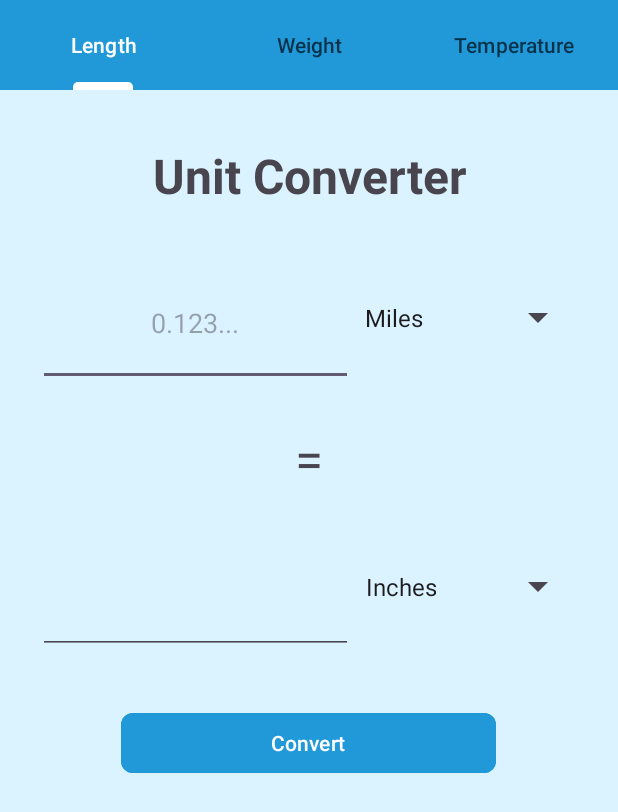
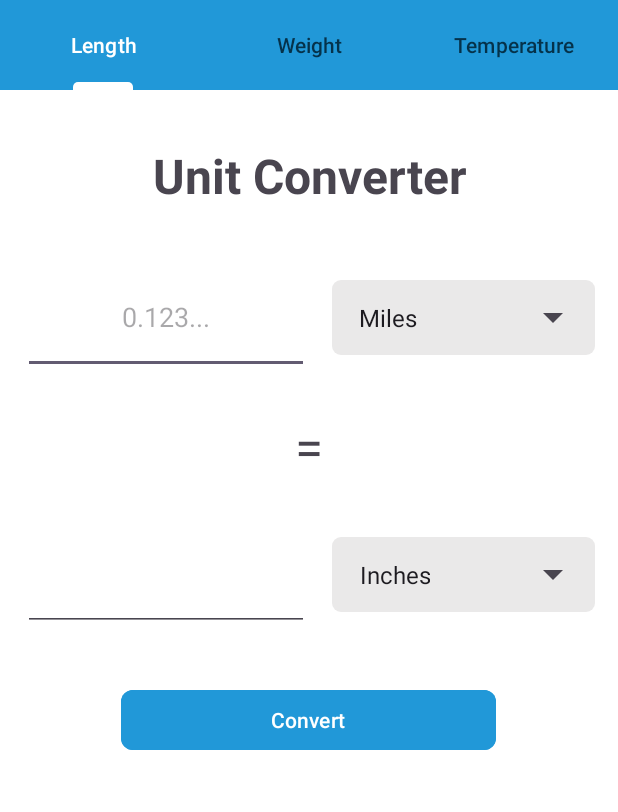
Before and after one commit to b0ink/2.1-UnitConverterApp, an Android app: the screen it shows after launch (MainActivity), on a phone screen of 412 x 824 dp. Shown: the top 812 px of the screen. Run offline under Robolectric (Android 15) with nearby library versions, the phone set to English and light mode, and no system bars.

Commit message:
Improve design, aligning with figma design

```diff
--- a/app/src/main/java/com/example/unitconverter/MainActivity.java
+++ b/app/src/main/java/com/example/unitconverter/MainActivity.java
@@ -163,7 +163,7 @@ public class MainActivity extends AppCompatActivity {
         // Force select input type
         if (!items.contains(inputUnit)) {
             spnInputUnitType.performClick();
-            if(printErrors) Toast.makeText(MainActivity.this, "Input unit required", Toast.LENGTH_SHORT).show();
+            if(printErrors) Toast.makeText(MainActivity.this, "Input unit type required", Toast.LENGTH_SHORT).show();
             return;
         }
 
@@ -171,13 +171,14 @@ public class MainActivity extends AppCompatActivity {
         String inputValue = etInputValue.getText().toString();
         if (inputValue.isEmpty()) {
             etInputValue.requestFocus();
+            if(printErrors) Toast.makeText(MainActivity.this, "Input value required", Toast.LENGTH_SHORT).show();
             return;
         }
 
         // Force output unit type
         if (!items.contains(outputUnit)) {
             spnOutputUnitType.performClick();
-            if(printErrors) Toast.makeText(MainActivity.this, "Output unit required", Toast.LENGTH_SHORT).show();
+            if(printErrors) Toast.makeText(MainActivity.this, "Output unit type required", Toast.LENGTH_SHORT).show();
             return;
         }
 
@@ -234,7 +235,7 @@ public class MainActivity extends AppCompatActivity {
 
 
         tlUnitCategory = findViewById(R.id.UnitTypeTab);
-        tlUnitCategory.addOnTabSelectedListener(new TabLayout.OnTabSelectedListener() {
+        tlUnitCategory.addOnTabSelectedListener(new  TabLayout.OnTabSelectedListener() {
             @Override
             public void onTabSelected(TabLayout.Tab tab) {
                 populateUnits((String)tab.getText());
--- a/app/src/main/res/drawable/spinner_border.xml
+++ b/app/src/main/res/drawable/spinner_border.xml
@@ -7,12 +7,12 @@
     android:paddingMode="stack">
     <item>
         <shape android:shape="rectangle">
-            <!-- Customize your background shape here -->
-            <gradient
-                android:angle="90"
-                android:startColor="#000000"
-                android:centerX="0.0"
-                android:centerColor="@android:color/transparent" />
+            <solid
+                android:color="#EAE9E9"
+                />
+            <corners
+                android:radius="6dp"
+                />
         </shape>
     </item>
 
--- a/app/src/main/res/layout/activity_main.xml
+++ b/app/src/main/res/layout/activity_main.xml
@@ -5,7 +5,7 @@
     android:id="@+id/main"
     android:layout_width="match_parent"
     android:layout_height="match_parent"
-    android:background="#DBF3FF"
+    android:background="#FFFFFF"
     android:focusable="true"
     android:focusableInTouchMode="true"
     tools:context=".MainActivity">
@@ -83,19 +83,10 @@
         app:layout_constraintTop_toBottomOf="@+id/linearLayout2">
 
         <LinearLayout
-            android:id="@+id/focusableLayout"
             android:layout_width="match_parent"
-            android:layout_height="wrap_content"
-            android:focusable="true"
-            android:focusableInTouchMode="true"
-            android:orientation="horizontal" />
-
-        <LinearLayout
-            android:layout_width="wrap_content"
-            android:layout_height="wrap_content"
-            android:layout_marginStart="25dp"
-            android:layout_marginTop="0dp"
-            android:layout_marginEnd="25dp"
+            android:layout_height="75dp"
+            android:layout_marginStart="15dp"
+            android:layout_marginEnd="15dp"
             android:gravity="center_horizontal"
             android:orientation="horizontal">
 
@@ -108,17 +99,22 @@
                 android:ems="10"
                 android:hint="0.123..."
                 android:inputType="numberDecimal"
-                android:minWidth="250dp"
+                android:maxWidth="200dp"
+                android:minWidth="200dp"
                 android:singleLine="true"
                 android:textAlignment="center" />
 
             <Spinner
                 android:id="@+id/conversionOptionsInput"
-                android:layout_width="match_parent"
-                android:layout_height="75dp"
+                android:layout_width="wrap_content"
+                android:layout_height="50dp"
+                android:layout_marginLeft="15dp"
                 android:layout_marginBottom="8dp"
                 android:background="@drawable/spinner_border"
+                android:dropDownWidth="match_parent"
                 android:dropDownSelector="@android:drawable/arrow_down_float"
+                android:minWidth="175dp"
+                android:paddingStart="10dp"
                 android:textAlignment="center" />
 
         </LinearLayout>
@@ -134,10 +130,10 @@
             android:textSize="34sp" />
 
         <LinearLayout
-            android:layout_width="wrap_content"
-            android:layout_height="wrap_content"
-            android:layout_marginStart="25dp"
-            android:layout_marginEnd="25dp"
+            android:layout_width="match_parent"
+            android:layout_height="75dp"
+            android:layout_marginStart="15dp"
+            android:layout_marginEnd="15dp"
             android:gravity="center_horizontal"
             android:orientation="horizontal">
 
@@ -146,20 +142,25 @@
                 android:layout_width="wrap_content"
                 android:layout_height="match_parent"
                 android:layout_weight="1"
-                android:width="250dp"
                 android:ems="10"
                 android:inputType="numberDecimal"
+                android:maxWidth="200dp"
+                android:minWidth="200dp"
                 android:singleLine="true"
                 android:text="0.0"
                 android:textAlignment="center" />
 
             <Spinner
                 android:id="@+id/conversionOptionsOutput"
-                android:layout_width="match_parent"
-                android:layout_height="75dp"
-                android:layout_marginBottom="7dp"
+                android:layout_width="wrap_content"
+                android:layout_height="50dp"
+                android:layout_marginLeft="15dp"
+                android:layout_marginBottom="8dp"
                 android:background="@drawable/spinner_border"
+                android:dropDownWidth="match_parent"
                 android:dropDownSelector="@android:drawable/arrow_down_float"
+                android:minWidth="175dp"
+                android:paddingStart="10dp"
                 android:textAlignment="center" />
 
         </LinearLayout>
```
